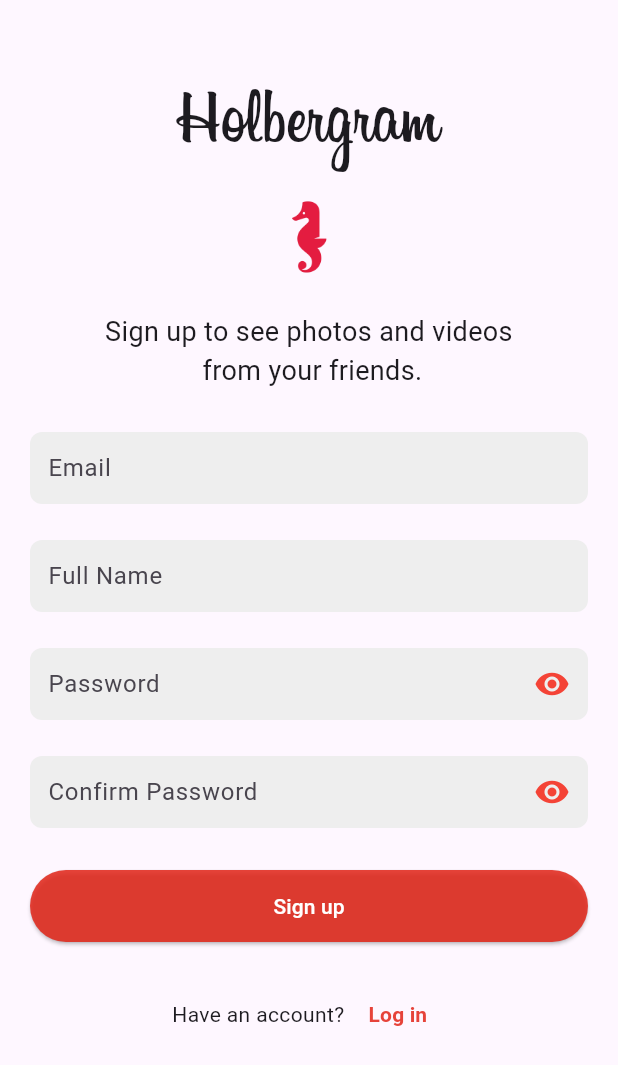
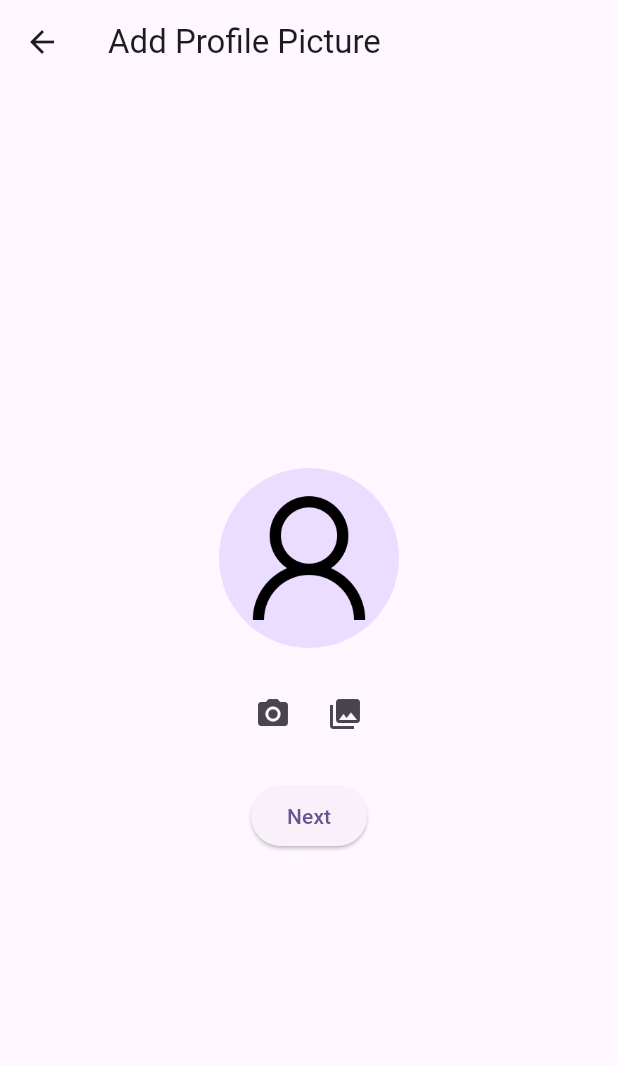
Before and after one commit to khiba-k/holbertonschool-holbegram, a Flutter app: the SignUp screen opened directly, after a tap on "Sign up", on a phone screen of 412 x 824 dp. Shown: the top 1065 px of the screen. Run offline on Flutter 3.47's test engine with Material 3 defaults, Android fonts, the phone set to English and light mode, and no system bars; our stand-ins replace cloud_firestore, firebase_auth, firebase_core, image_picker; accounts and stored records are empty.

Commit message:
task 8:Passing Data Between Pages

```diff
--- a/holbegram/lib/screens/login_screen.dart
+++ b/holbegram/lib/screens/auth/login_screen.dart
@@ -1,9 +1,9 @@
 import 'package:flutter/material.dart';
-import './signup_screen.dart';
+import 'signup_screen.dart';
 // import 'package:provider/provider.dart';
 // import '../providers/user_provider.dart';
-import '../widgets/text_field.dart';
-import '../methods/auth_methods.dart';
+import '../../widgets/text_field.dart';
+import '../../methods/auth_methods.dart';
 
 class LoginScreen extends StatefulWidget {
   const LoginScreen({super.key});
--- a/holbegram/lib/screens/signup_screen.dart
+++ b/holbegram/lib/screens/auth/signup_screen.dart
@@ -1,7 +1,7 @@
 import 'package:flutter/material.dart';
-import '../../widgets/text_field.dart';
-import './login_screen.dart';
-// import './upload_image_screen.dart';
+import '../../../widgets/text_field.dart';
+import 'login_screen.dart';
+import './upload_image_screen.dart';
 
 class SignUp extends StatefulWidget {
   const SignUp({super.key});
@@ -115,16 +115,16 @@ class _SignUpState extends State<SignUp> {
                     ),
                   ),
                   onPressed: () {
-                    // Navigator.push(
-                    //   context,
-                    //   MaterialPageRoute(
-                    //     builder: (context) => AddPicture(
-                    //       email: emailController.text.trim(),
-                    //       username: usernameController.text.trim(),
-                    //       password: passwordController.text.trim(),
-                    //     ),
-                    //   ),
-                    // );
+                    Navigator.push(
+                      context,
+                      MaterialPageRoute(
+                        builder: (context) => AddPicture(
+                          email: emailController.text.trim(),
+                          username: usernameController.text.trim(),
+                          password: passwordController.text.trim(),
+                        ),
+                      ),
+                    );
                   },
                   child: const Text(
                     'Sign up',
--- /dev/null
+++ b/holbegram/lib/screens/auth/upload_image_screen.dart
@@ -0,0 +1,117 @@
+import 'dart:typed_data';
+import 'package:flutter/material.dart';
+import 'package:image_picker/image_picker.dart';
+import 'package:holbegram/methods/auth_methods.dart';
+
+class AddPicture extends StatefulWidget {
+  final String email;
+  final String password;
+  final String username;
+
+  const AddPicture({
+    super.key,
+    required this.email,
+    required this.password,
+    required this.username,
+  });
+
+  @override
+  State<AddPicture> createState() => _AddPictureState();
+}
+
+class _AddPictureState extends State<AddPicture> {
+  Uint8List? _image;
+  bool _isLoading = false;
+
+  void selectImageFromGallery() async {
+    final pickedFile = await ImagePicker().pickImage(
+      source: ImageSource.gallery,
+    );
+    if (pickedFile != null) {
+      final bytes = await pickedFile.readAsBytes();
+      setState(() => _image = bytes);
+    }
+  }
+
+  void selectImageFromCamera() async {
+    final pickedFile = await ImagePicker().pickImage(
+      source: ImageSource.camera,
+    );
+    if (pickedFile != null) {
+      final bytes = await pickedFile.readAsBytes();
+      setState(() => _image = bytes);
+    }
+  }
+
+  void handleSignUp() async {
+    if (_image == null) {
+      ScaffoldMessenger.of(context).showSnackBar(
+        const SnackBar(content: Text('Please select a profile image')),
+      );
+      return;
+    }
+
+    setState(() => _isLoading = true);
+
+    String res = await AuthMethods().signUpUser(
+      email: widget.email,
+      password: widget.password,
+      username: widget.username,
+      file: _image!,
+    );
+
+    setState(() => _isLoading = false);
+
+    if (context.mounted) {
+      if (res == 'success') {
+        ScaffoldMessenger.of(context).showSnackBar(
+          const SnackBar(content: Text('Registration successful')),
+        );
+        Navigator.pushReplacementNamed(context, '/home');
+      } else {
+        ScaffoldMessenger.of(
+          context,
+        ).showSnackBar(SnackBar(content: Text(res)));
+      }
+    }
+  }
+
+  @override
+  Widget build(BuildContext context) {
+    return Scaffold(
+      appBar: AppBar(title: const Text('Add Profile Picture')),
+      body: Column(
+        mainAxisAlignment: MainAxisAlignment.center,
+        children: [
+          _image != null
+              ? CircleAvatar(radius: 60, backgroundImage: MemoryImage(_image!))
+              : const CircleAvatar(
+                  radius: 60,
+                  backgroundImage: AssetImage('assets/images/user_icon.png'),
+                ),
+          const SizedBox(height: 20),
+          Row(
+            mainAxisAlignment: MainAxisAlignment.center,
+            children: [
+              IconButton(
+                icon: const Icon(Icons.camera_alt),
+                onPressed: selectImageFromCamera,
+              ),
+              IconButton(
+                icon: const Icon(Icons.photo_library),
+                onPressed: selectImageFromGallery,
+              ),
+            ],
+          ),
+          const SizedBox(height: 20),
+          ElevatedButton(
+            onPressed: _isLoading ? null : handleSignUp,
+            child: _isLoading
+                ? const CircularProgressIndicator(color: Colors.white)
+                : const Text("Next"),
+          ),
+        ],
+      ),
+    );
+  }
+}
--- a/holbegram/pubspec.yaml
+++ b/holbegram/pubspec.yaml
@@ -40,6 +40,9 @@ dependencies:
   cloud_firestore: ^6.0.0
   firebase_core: ^4.0.0
   provider: ^6.1.5
+  uuid: ^4.4.0
+  http: ^1.2.2
+  image_picker: ^1.1.1
 
 dev_dependencies:
   flutter_test:
```
Also changed, not shown: holbegram/assets/images/add.webp (added), holbegram/assets/images/user_icon.png (added), holbegram/lib/screens/upload_image_screen.dart (deleted).
